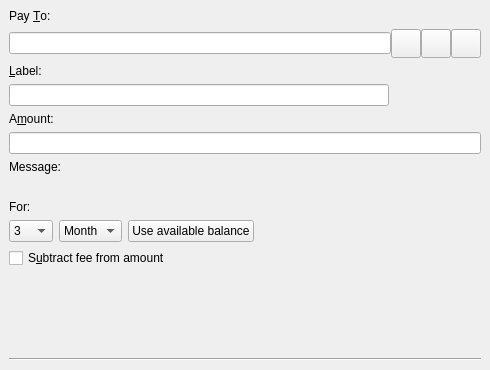
Old version of the form src/qt/forms/sendcoinsentry.ui in the repository hardwarewise/SIN-core.
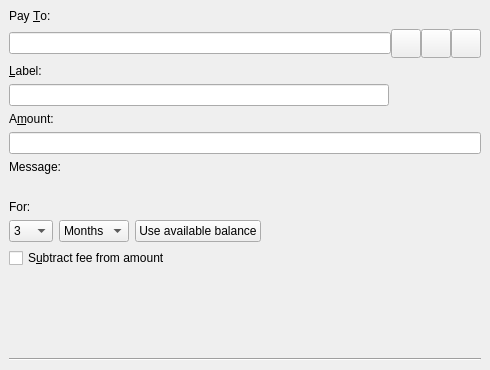
New version of the form. Icons and pictures are not drawn. Custom widgets are drawn as their Qt base class.

Commit message: timelock period

```diff
--- a/src/qt/forms/sendcoinsentry.ui
+++ b/src/qt/forms/sendcoinsentry.ui
@@ -234,7 +234,12 @@
           </property>
           <item>
            <property name="text">
-            <string>Month</string>
+            <string>Months</string>
+           </property>
+          </item>
+          <item>
+           <property name="text">
+            <string>Blocks</string>
            </property>
           </item>
          </widget>
```
Left out of the diff: 6 changed lines with no effect on the pictures. The commit also changes 2 other files.
